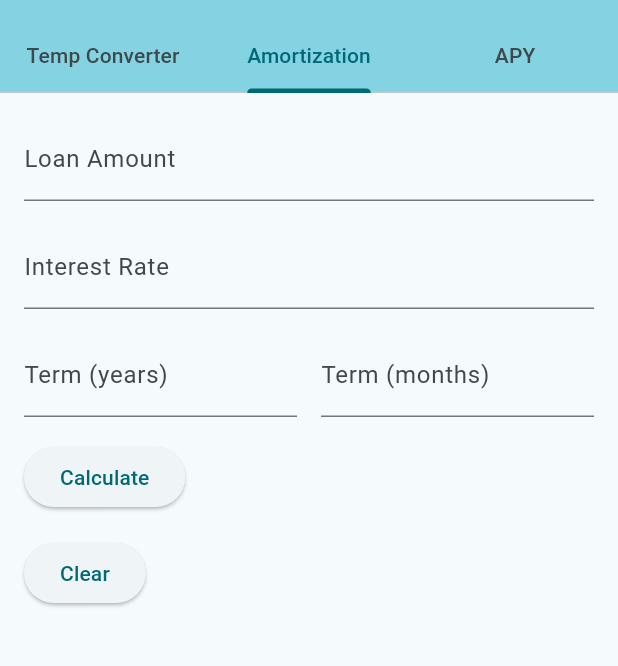
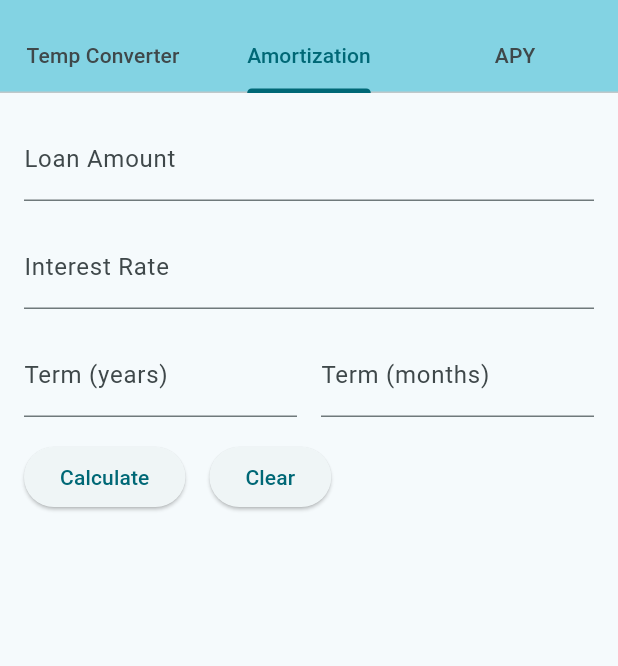
Before and after one commit to lonelytango/Toolbox, a Flutter app: the screen it shows after launch, tab 2 chosen, on a phone screen of 412 x 824 dp, the part 63-729 px from its top. Run offline on Flutter 3.47's test engine with Material 2 defaults, Android fonts, the phone set to English and light mode, and no system bars.

```diff
--- a/lib/amortization_page.dart
+++ b/lib/amortization_page.dart
@@ -109,7 +109,7 @@ class _AmortizationPageState extends State<AmortizationPage> {
                         },
                       ),
                     ),
-                    SizedBox(width: 16),
+                    const SizedBox(width: 16),
                     Expanded(
                       child: TextFormField(
                         controller: _termMonthsController,
@@ -128,6 +128,9 @@ class _AmortizationPageState extends State<AmortizationPage> {
                   ],
                 ),
                 const SizedBox(height: 16),
+                Row(
+                    mainAxisAlignment: MainAxisAlignment.start,
+                    children: <Widget>[
                       ElevatedButton(
                         child: const Text('Calculate'),
                         onPressed: () {
@@ -136,13 +139,14 @@ class _AmortizationPageState extends State<AmortizationPage> {
                           }
                         },
                       ),
-                const SizedBox(height: 16),
+                      const SizedBox(width: 16),
                       ElevatedButton(
                         child: const Text('Clear'),
                         onPressed: () {
                           _clearValues();
                         },
-                ),
+                      )
+                    ]),
                 const SizedBox(height: 16),
                 if (_monthlyPayment > 0)
                   Text(
```
Also changed, not shown: lib/converter_page.dart (+10 -4 lines). Lines whose indentation alone changed are shown as unchanged.
